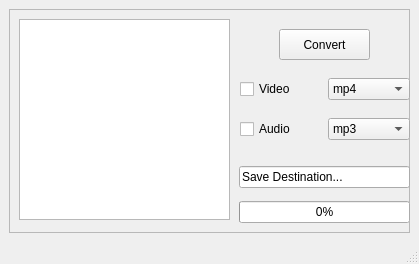
Before: the Qt Designer form FFAudX.ui in Darrel12/FFAudX, drawn with Qt 5.
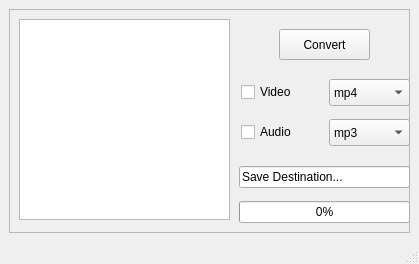
After: the same form once the commit is applied. Icons and pictures are not drawn. Custom widgets are drawn as their Qt base class.

```diff
--- a/FFAudX.ui
+++ b/FFAudX.ui
@@ -30,111 +30,6 @@
       <property name="frameShadow">
        <enum>QFrame::Raised</enum>
       </property>
-      <widget class="QWidget" name="horizontalLayoutWidget_2">
-       <property name="geometry">
-        <rect>
-         <x>230</x>
-         <y>100</y>
-         <width>171</width>
-         <height>41</height>
-        </rect>
-       </property>
-       <layout class="QHBoxLayout" name="layout_audio">
-        <property name="leftMargin">
-         <number>1</number>
-        </property>
-        <item>
-         <widget class="QCheckBox" name="chk_audio">
-          <property name="text">
-           <string>Audio</string>
-          </property>
-         </widget>
-        </item>
-        <item>
-         <widget class="QComboBox" name="combo_audio">
-          <item>
-           <property name="text">
-            <string>mp3</string>
-           </property>
-          </item>
-          <item>
-           <property name="text">
-            <string>wav</string>
-           </property>
-          </item>
-          <item>
-           <property name="text">
-            <string>m4a</string>
-           </property>
-          </item>
-          <item>
-           <property name="text">
-            <string>ALAC</string>
-           </property>
-          </item>
-          <item>
-           <property name="text">
-            <string>FLAC</string>
-           </property>
-          </item>
-         </widget>
-        </item>
-       </layout>
-      </widget>
-      <widget class="QWidget" name="horizontalLayoutWidget_3">
-       <property name="geometry">
-        <rect>
-         <x>230</x>
-         <y>60</y>
-         <width>171</width>
-         <height>41</height>
-        </rect>
-       </property>
-       <layout class="QHBoxLayout" name="layout_video">
-        <property name="leftMargin">
-         <number>1</number>
-        </property>
-        <property name="topMargin">
-         <number>0</number>
-        </property>
-        <item>
-         <widget class="QCheckBox" name="chk_video">
-          <property name="text">
-           <string>Video</string>
-          </property>
-         </widget>
-        </item>
-        <item>
-         <widget class="QComboBox" name="combo_video">
-          <item>
-           <property name="text">
-            <string>mp4</string>
-           </property>
-          </item>
-          <item>
-           <property name="text">
-            <string>avi</string>
-           </property>
-          </item>
-          <item>
-           <property name="text">
-            <string>wma</string>
-           </property>
-          </item>
-          <item>
-           <property name="text">
-            <string>mov</string>
-           </property>
-          </item>
-          <item>
-           <property name="text">
-            <string>flv</string>
-           </property>
-          </item>
-         </widget>
-        </item>
-       </layout>
-      </widget>
       <widget class="QWidget" name="verticalLayoutWidget">
        <property name="geometry">
         <rect>
@@ -184,6 +79,108 @@
         </rect>
        </property>
       </widget>
+      <widget class="QCheckBox" name="chk_video">
+       <property name="geometry">
+        <rect>
+         <x>232</x>
+         <y>72</y>
+         <width>82</width>
+         <height>22</height>
+        </rect>
+       </property>
+       <property name="text">
+        <string>Video</string>
+       </property>
+      </widget>
+      <widget class="QComboBox" name="combo_video">
+       <property name="geometry">
+        <rect>
+         <x>320</x>
+         <y>70</y>
+         <width>81</width>
+         <height>27</height>
+        </rect>
+       </property>
+       <property name="sizePolicy">
+        <sizepolicy hsizetype="Preferred" vsizetype="Ignored">
+         <horstretch>0</horstretch>
+         <verstretch>0</verstretch>
+        </sizepolicy>
+       </property>
+       <item>
+        <property name="text">
+         <string>mp4</string>
+        </property>
+       </item>
+       <item>
+        <property name="text">
+         <string>avi</string>
+        </property>
+       </item>
+       <item>
+        <property name="text">
+         <string>wma</string>
+        </property>
+       </item>
+       <item>
+        <property name="text">
+         <string>mov</string>
+        </property>
+       </item>
+       <item>
+        <property name="text">
+         <string>flv</string>
+        </property>
+       </item>
+      </widget>
+      <widget class="QComboBox" name="combo_audio">
+       <property name="geometry">
+        <rect>
+         <x>320</x>
+         <y>110</y>
+         <width>81</width>
+         <height>27</height>
+        </rect>
+       </property>
+       <item>
+        <property name="text">
+         <string>mp3</string>
+        </property>
+       </item>
+       <item>
+        <property name="text">
+         <string>wav</string>
+        </property>
+       </item>
+       <item>
+        <property name="text">
+         <string>m4a</string>
+        </property>
+       </item>
+       <item>
+        <property name="text">
+         <string>ALAC</string>
+        </property>
+       </item>
+       <item>
+        <property name="text">
+         <string>FLAC</string>
+        </property>
+       </item>
+      </widget>
+      <widget class="QCheckBox" name="chk_audio">
+       <property name="geometry">
+        <rect>
+         <x>232</x>
+         <y>112</y>
+         <width>82</width>
+         <height>22</height>
+        </rect>
+       </property>
+       <property name="text">
+        <string>Audio</string>
+       </property>
+      </widget>
      </widget>
     </item>
    </layout>
```
